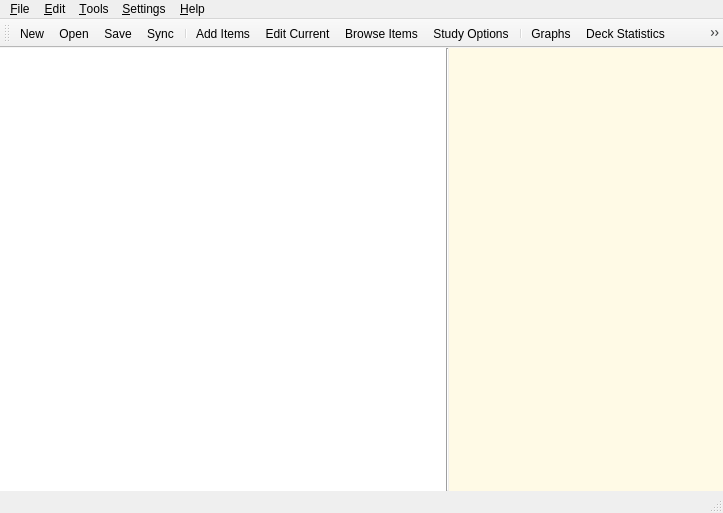
Above: designer/main.ui from ankitects/anki before the change. Below: the same form after it.
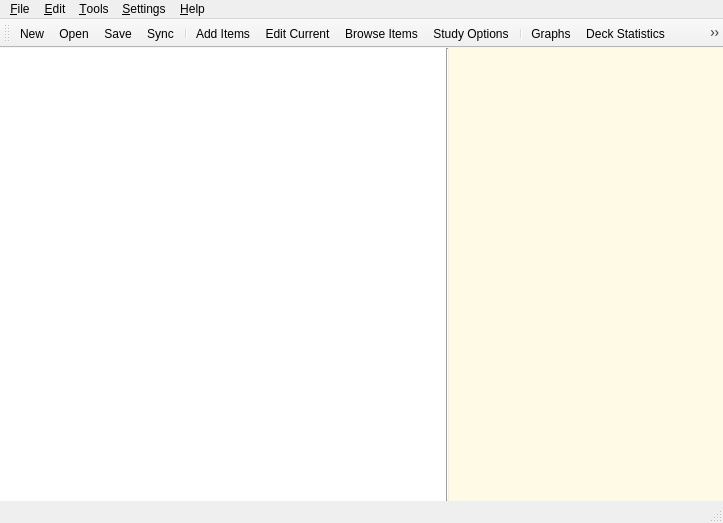
That is the form after the change. Icons and pictures are not drawn.

Commit message: add status bar tips for many options in main window

Patch:
```diff
--- a/designer/main.ui
+++ b/designer/main.ui
@@ -6,7 +6,7 @@
     <x>0</x>
     <y>0</y>
     <width>723</width>
-    <height>513</height>
+    <height>523</height>
    </rect>
   </property>
   <property name="sizePolicy" >
@@ -23,14 +23,6 @@
     <normaloff>:/icons/anki.png</normaloff>:/icons/anki.png</iconset>
   </property>
   <widget class="QWidget" name="centralwidget" >
-   <property name="geometry" >
-    <rect>
-     <x>0</x>
-     <y>69</y>
-     <width>723</width>
-     <height>424</height>
-    </rect>
-   </property>
    <property name="sizePolicy" >
     <sizepolicy vsizetype="Expanding" hsizetype="Expanding" >
      <horstretch>1</horstretch>
@@ -366,26 +358,8 @@
            </item>
           </layout>
          </widget>
-         <widget class="QWidget" name="typeAnswerPage" >
-          <property name="geometry" >
-           <rect>
-            <x>0</x>
-            <y>0</y>
-            <width>100</width>
-            <height>30</height>
-           </rect>
-          </property>
-         </widget>
-         <widget class="QWidget" name="blankButtonPage" >
-          <property name="geometry" >
-           <rect>
-            <x>0</x>
-            <y>0</y>
-            <width>446</width>
-            <height>57</height>
-           </rect>
-          </property>
-         </widget>
+         <widget class="QWidget" name="typeAnswerPage" />
+         <widget class="QWidget" name="blankButtonPage" />
         </widget>
        </item>
        <item row="0" column="0" >
@@ -410,14 +384,6 @@
           </property>
          </widget>
          <widget class="QWidget" name="welcomePage" >
-          <property name="geometry" >
-           <rect>
-            <x>0</x>
-            <y>0</y>
-            <width>446</width>
-            <height>367</height>
-           </rect>
-          </property>
           <layout class="QVBoxLayout" name="verticalLayout_5" >
            <property name="margin" >
             <number>6</number>
@@ -1345,14 +1311,6 @@
    <addaction name="menuHelp" />
   </widget>
   <widget class="QStatusBar" name="statusbar" >
-   <property name="geometry" >
-    <rect>
-     <x>0</x>
-     <y>493</y>
-     <width>723</width>
-     <height>20</height>
-    </rect>
-   </property>
    <property name="sizeGripEnabled" >
     <bool>true</bool>
    </property>
```
Left out of the diff: 151 changed lines with no effect on the pictures.
